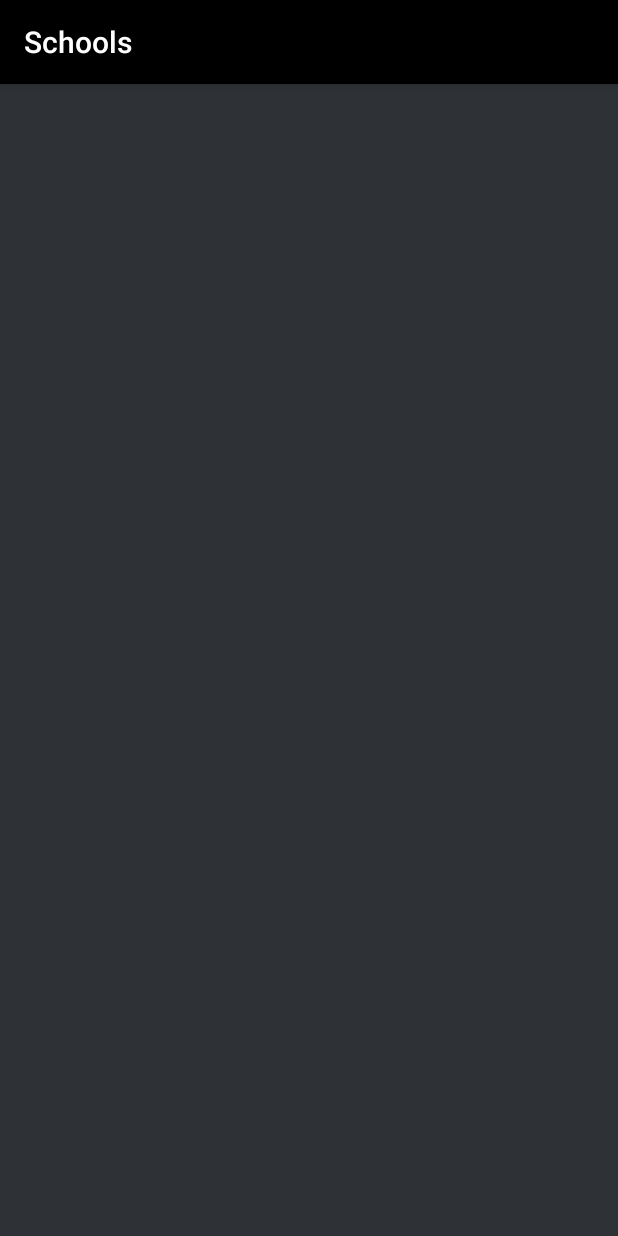
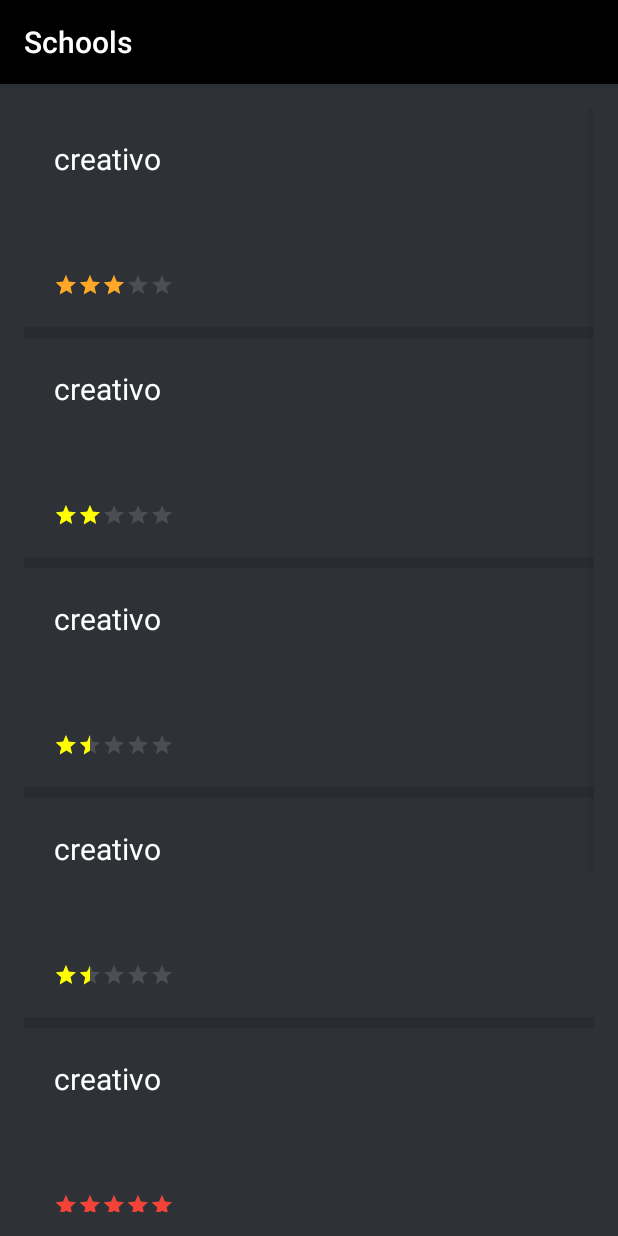
Before and after one commit to AboSalaah/Co_Working_Spaces_Android_App, an Android app: the Co_Working_Spaces screen opened directly, with no data from a screen before it, on a phone screen of 412 x 824 dp. Run offline under Robolectric (Android 15) with nearby library versions, the phone set to English and light mode, and no system bars; our stand-ins replace Picasso; pictures from the network do not load.

Commit message:
modify and add rating bar in co_working_spaces_list_view

```diff
--- a/app/src/main/AndroidManifest.xml
+++ b/app/src/main/AndroidManifest.xml
@@ -24,7 +24,7 @@
 
         </activity>
         <activity android:name=".Activities.SignUp" />
-        <activity android:name=".Activities.Schools"
+        <activity android:name=".Activities.Co_Working_Spaces"
             android:label="@string/listofschoolsactivityname"
 
             >
--- a/app/src/main/java/com/example/ahmedsaleh/dbse_schools/Activities/Schools.java
+++ b/app/src/main/java/com/example/ahmedsaleh/dbse_schools/Activities/Co_Working_Spaces.java
@@ -10,9 +10,9 @@ import android.widget.ListView;
 import android.widget.Toast;
 
 
+import com.example.ahmedsaleh.dbse_schools.Helpers.Co_Working_Space;
 import com.example.ahmedsaleh.dbse_schools.R;
-import com.example.ahmedsaleh.dbse_schools.Helpers.School;
-import com.example.ahmedsaleh.dbse_schools.Adapters.SchoolAdapter;
+import com.example.ahmedsaleh.dbse_schools.Adapters.Co_Working_Spaces_Adapter;
 
 import org.json.JSONArray;
 import org.json.JSONException;
@@ -26,28 +26,34 @@ import okhttp3.OkHttpClient;
 
 import okhttp3.Callback;
 import okhttp3.Response;
-public class Schools extends AppCompatActivity {
+public class Co_Working_Spaces extends AppCompatActivity {
     private StringBuilder Url=new StringBuilder();
     private String result;
-    private SchoolAdapter schoolAdapter;
+    private Co_Working_Spaces_Adapter coWorkingSpacesAdapter;
     private ListView listView;
     @Override
     protected void onCreate(Bundle savedInstanceState) {
         super.onCreate(savedInstanceState);
-        setContentView(R.layout.activity_schools);
-        listView=(ListView)findViewById(R.id.schools_list_view);
+        setContentView(R.layout.activity_co_working_spaces);
+        listView=(ListView)findViewById(R.id.co_working_spaces_list_view);
         final Intent intent=getIntent();
         String govname=intent.getStringExtra("name");
-        ArrayList<School>arr=new ArrayList<>();
-       arr.add(new School("radwa","1"));
-       schoolAdapter=new SchoolAdapter(this,new ArrayList<School>());
-        listView.setAdapter(schoolAdapter);
+        ArrayList<Co_Working_Space>arr=new ArrayList<>();
+        arr.add(new Co_Working_Space("creativo","1",3));
+        arr.add(new Co_Working_Space("creativo","1",2));
+        arr.add(new Co_Working_Space("creativo","1",1.5f));
+        arr.add(new Co_Working_Space("creativo","1",1.4f));
+        arr.add(new Co_Working_Space("creativo","1",5));
+        arr.add(new Co_Working_Space("creativo","1",4));
+        arr.add(new Co_Working_Space("creativo","1",0.5f));
+       coWorkingSpacesAdapter =new Co_Working_Spaces_Adapter(this,new ArrayList<Co_Working_Space>(arr));
+        listView.setAdapter(coWorkingSpacesAdapter);
         listView.setOnItemClickListener(new AdapterView.OnItemClickListener() {
             @Override
             public void onItemClick(AdapterView<?> parent, View view, int position, long id) {
-                School school=(School)parent.getItemAtPosition(position);
-                Intent intent=new Intent(Schools.this,School_Profile.class);
-                intent.putExtra("id",school.getmId());
+                Co_Working_Space coWorkingSpace =(Co_Working_Space)parent.getItemAtPosition(position);
+                Intent intent=new Intent(Co_Working_Spaces.this,School_Profile.class);
+                intent.putExtra("id", coWorkingSpace.getmId());
                 startActivity(intent);
             }
         });
@@ -82,7 +88,7 @@ public class Schools extends AppCompatActivity {
                         public void run() {
                             try {
                                 Log.i("tag","resultttt  "+result);
-                                ArrayList<School>schools=new ArrayList<School>();
+                                ArrayList<Co_Working_Space> coWorkingSpaces =new ArrayList<Co_Working_Space>();
                                 JSONArray jsonArray=new JSONArray(result);
                                 for(int i=0;i<jsonArray.length();++i)
                                 {
@@ -96,16 +102,16 @@ public class Schools extends AppCompatActivity {
                                             if(jsonObject.has("logo")&&!jsonObject.getString("logo").equals("null")&&jsonObject.getString("logo").contains("storage"))
                                             {
                                                 String schoollogo=getString(R.string.imageurl)+jsonObject.getString("logo");
-                                                schools.add(new School(schoolname,schoolid,schoollogo));
+                                                //coWorkingSpaces.add(new Co_Working_Space(schoolname,schoolid,schoollogo));
 
                                             }
                                         }
                                     }
                                 }
-                                Log.i("tag","size el araaay "+schools.size());
-                                schoolAdapter.clear();
-                                schoolAdapter.addAll(schools);
-                                schoolAdapter.notifyDataSetChanged();
+                                Log.i("tag","size el araaay "+ coWorkingSpaces.size());
+                                coWorkingSpacesAdapter.clear();
+                                coWorkingSpacesAdapter.addAll(coWorkingSpaces);
+                                coWorkingSpacesAdapter.notifyDataSetChanged();
 
                             } catch (JSONException e) {
                                 e.printStackTrace();
--- a/app/src/main/java/com/example/ahmedsaleh/dbse_schools/Activities/School_Profile.java
+++ b/app/src/main/java/com/example/ahmedsaleh/dbse_schools/Activities/School_Profile.java
@@ -45,7 +45,7 @@ public class School_Profile extends AppCompatActivity {
                 QueryUtils.showLocationOnMap(getApplicationContext(),lat,lon,location);
             }
         });
-       Url.append(getString(R.string.url)+"school/"+schoolid+"?token="+SignIn.token);
+       Url.append(getString(R.string.url)+"co_working_space/"+schoolid+"?token="+SignIn.token);
         //connect();
 
     }
@@ -73,7 +73,7 @@ public class School_Profile extends AppCompatActivity {
                         try {
                             Log.i("tag","resulttttt "+result);
                             JSONObject jsonObject=new JSONObject(result);
-                            JSONObject jsonObject1=jsonObject.getJSONObject("school");
+                            JSONObject jsonObject1=jsonObject.getJSONObject("co_working_space");
                             TextView schoolnamelabel=(TextView)findViewById(R.id.school_profile_name_label);
                             TextView schoolname=(TextView)findViewById(R.id.school_profile_name);
                             if(jsonObject1.has("name")&&!jsonObject1.getString("name").equals("null"))
--- /dev/null
+++ b/app/src/main/java/com/example/ahmedsaleh/dbse_schools/Adapters/Co_Working_Spaces_Adapter.java
@@ -0,0 +1,67 @@
+package com.example.ahmedsaleh.dbse_schools.Adapters;
+
+import android.content.Context;
+import android.graphics.PorterDuff;
+import android.graphics.drawable.LayerDrawable;
+import android.support.v4.content.ContextCompat;
+import android.view.LayoutInflater;
+import android.view.View;
+import android.view.ViewGroup;
+import android.widget.ArrayAdapter;
+import android.widget.ImageView;
+import android.widget.RatingBar;
+import android.widget.TextView;
+
+import com.example.ahmedsaleh.dbse_schools.Helpers.Co_Working_Space;
+import com.example.ahmedsaleh.dbse_schools.Helpers.QueryUtils;
+import com.example.ahmedsaleh.dbse_schools.R;
+import com.squareup.picasso.Picasso;
+
+import java.util.ArrayList;
+
+/**
+ * Created by Ahmed Saleh on 4/23/2017.
+ * Custom Class that generates the co_working_space item layout to be shown in the listview
+ */
+public class Co_Working_Spaces_Adapter extends ArrayAdapter<Co_Working_Space>{
+    Context ctx;
+
+    /**
+     * Initalize the adapter
+     * @param context Application Context
+     * @param coWorkingSpaces ArrayList of Co_Working_Spaces
+     */
+    public Co_Working_Spaces_Adapter(Context context, ArrayList<Co_Working_Space> coWorkingSpaces)
+    {
+        super(context,0, coWorkingSpaces);
+        ctx=context;
+    }
+
+
+    @Override
+    public View getView(int position, View convertView, ViewGroup parent) {
+
+        Co_Working_Space s=getItem(position);
+
+        if(convertView==null)
+        {
+            convertView= LayoutInflater.from(getContext()).inflate(R.layout.co_working_space,parent,false);
+        }
+        TextView schoolname=(TextView)convertView.findViewById(R.id.co_working_space_name_text_view);
+        schoolname.setText(s.getmName());
+        if(s.gethas())
+        {
+            ImageView schoollogo=(ImageView)convertView.findViewById(R.id.co_working_space_logo_image_view);
+            Picasso.with(ctx).load(s.getMimageUrl()).into(schoollogo);}
+        RatingBar ratingBar=(RatingBar)convertView.findViewById(R.id.list_view_rating_bar);
+        float rating=s.getRating();
+        ratingBar.setRating(rating);
+        LayerDrawable stars = (LayerDrawable) ratingBar.getProgressDrawable();
+        stars.getDrawable(2).setColorFilter(ContextCompat.getColor(ctx, QueryUtils.getRatingBarColor(rating)), PorterDuff.Mode.SRC_ATOP);
+        stars.getDrawable(1).setColorFilter(ContextCompat.getColor(ctx,QueryUtils.getRatingBarColor(rating)),PorterDuff.Mode.SRC_ATOP);
+        stars.getDrawable(0).setColorFilter(ContextCompat.getColor(ctx,R.color.notselectedstarscolor),PorterDuff.Mode.SRC_ATOP);
+        return convertView;
+    }
+
+
+    }
--- a/app/src/main/java/com/example/ahmedsaleh/dbse_schools/Adapters/SchoolAdapter.java
+++ /dev/null
@@ -1,54 +0,0 @@
-package com.example.ahmedsaleh.dbse_schools.Adapters;
-
-import android.content.Context;
-import android.view.LayoutInflater;
-import android.view.View;
-import android.view.ViewGroup;
-import android.widget.ArrayAdapter;
-import android.widget.ImageView;
-import android.widget.TextView;
-
-import com.example.ahmedsaleh.dbse_schools.R;
-import com.example.ahmedsaleh.dbse_schools.Helpers.School;
-import com.squareup.picasso.Picasso;
-
-import java.util.ArrayList;
-
-/**
- * Created by Ahmed Saleh on 4/23/2017.
- * Custom Class that generates the school item layout to be shown in the listview
- */
-public class SchoolAdapter extends ArrayAdapter<School>{
-    Context ctx;
-
-    /**
-     * Initalize the adapter
-     * @param context Application Context
-     * @param schools ArrayList of Schools
-     */
-    public SchoolAdapter(Context context, ArrayList<School> schools)
-    {
-        super(context,0,schools);
-        ctx=context;
-    }
-
-
-    @Override
-    public View getView(int position, View convertView, ViewGroup parent) {
-
-        School s=getItem(position);
-
-        if(convertView==null)
-        {
-            convertView= LayoutInflater.from(getContext()).inflate(R.layout.school,parent,false);
-        }
-        TextView schoolname=(TextView)convertView.findViewById(R.id.school_name_text_view);
-        schoolname.setText(s.getmName());
-        if(s.gethas())
-        {ImageView schoollogo=(ImageView)convertView.findViewById(R.id.school_logo_image_view);
-        Picasso.with(ctx).load(s.getMimageUrl()).into(schoollogo);}
-        return convertView;
-    }
-
-
-    }
--- a/app/src/main/java/com/example/ahmedsaleh/dbse_schools/Fragments/HomeFragement.java
+++ b/app/src/main/java/com/example/ahmedsaleh/dbse_schools/Fragments/HomeFragement.java
@@ -13,10 +13,9 @@ import android.widget.AdapterView;
 import android.widget.ListView;
 import android.widget.Toast;
 
-import com.example.ahmedsaleh.dbse_schools.Activities.Schools;
+import com.example.ahmedsaleh.dbse_schools.Activities.Co_Working_Spaces;
 import com.example.ahmedsaleh.dbse_schools.Activities.SignIn;
 import com.example.ahmedsaleh.dbse_schools.Adapters.Governorates_Adapter;
-import com.example.ahmedsaleh.dbse_schools.Helpers.School;
 import com.example.ahmedsaleh.dbse_schools.R;
 
 import org.json.JSONArray;
@@ -70,7 +69,7 @@ public class HomeFragement extends Fragment {
             @Override
             public void onItemClick(AdapterView<?> parent, View view, int position, long id) {
                 String Governorate =(String) parent.getItemAtPosition(position);
-                Intent intent=new Intent(getContext(),Schools.class);
+                Intent intent=new Intent(getContext(),Co_Working_Spaces.class);
                 intent.putExtra("name",Governorate);
                 startActivity(intent);
 
--- /dev/null
+++ b/app/src/main/java/com/example/ahmedsaleh/dbse_schools/Helpers/Co_Working_Space.java
@@ -0,0 +1,52 @@
+package com.example.ahmedsaleh.dbse_schools.Helpers;
+
+/**
+ * Created by Ahmed Saleh on 4/23/2017.
+ * This class represent the blueprint for all schools in the list view
+ */
+public class Co_Working_Space {
+    private String mName;
+    private String mimageUrl;
+    private String mId;
+    private boolean has;
+    private float mRating;
+
+    /**
+     * initialize an co_working_space item
+     * @param name name of the co_working_space
+     * @param id  id of the co_working_space
+     * @param imageurl url of the logo of the co_working_space
+     */
+    public Co_Working_Space(String name, String id, String imageurl,float rating)
+    {
+        mName=name; mimageUrl=imageurl; mId=id; has=true; mRating=rating;
+    }
+
+    public Co_Working_Space(String name, String id,float rating)
+    {
+        mName=name; mId=id; has=false; mRating=rating;
+    }
+    /**
+     * Function returns name of the co_working_space
+     * @return String
+     */
+    public String getmName(){return mName;}
+
+    /**
+     * Function returns id of the co_working_space
+     * @return int
+     */
+    public String getmId(){return mId;}
+
+    /**
+     * Function returns logourl of the co_working_space
+     * @return
+     */
+    public String getMimageUrl(){return mimageUrl;}
+    public boolean gethas(){return  has;}
+
+    /**
+     * Function returns the rating of the workspace
+     */
+    public float getRating(){return mRating;}
+}
--- a/app/src/main/java/com/example/ahmedsaleh/dbse_schools/Helpers/QueryUtils.java
+++ b/app/src/main/java/com/example/ahmedsaleh/dbse_schools/Helpers/QueryUtils.java
@@ -11,6 +11,8 @@ import android.net.Uri;
 import android.util.Base64;
 import android.util.Log;
 import android.widget.Toast;
+
+import com.example.ahmedsaleh.dbse_schools.R;
 
 import java.io.InputStream;
 import java.net.URL;
@@ -97,4 +99,16 @@ public class QueryUtils {
         }
 
     }
+
+
+    public static int getRatingBarColor(float rating)
+    {
+        if(rating<=0)return R.color.notselectedstarscolor;
+        else if(rating>0&&rating<=1)return R.color.firstdegreeratingbar;
+        else if(rating>1&&rating<=2)return R.color.seconddegreeratingbar;
+        else if(rating>2&&rating<=3)return R.color.thirddegreeratingbar;
+        else if(rating>3&&rating<=4)return R.color.fourthdegreeratingbar;
+        else if(rating>4&&rating<=5)return R.color.fifthdegreeratingbar;
+        return R.color.fifthdegreeratingbar;
+    }
 }
--- a/app/src/main/java/com/example/ahmedsaleh/dbse_schools/Helpers/School.java
+++ /dev/null
@@ -1,46 +0,0 @@
-package com.example.ahmedsaleh.dbse_schools.Helpers;
-
-/**
- * Created by Ahmed Saleh on 4/23/2017.
- * This class represent the blueprint for all schools in the list view
- */
-public class School {
-    private String mName;
-    private String mimageUrl;
-    private String mId;
-    private boolean has;
-
-    /**
-     * initialize an school item
-     * @param name name of the school
-     * @param id  id of the school
-     * @param imageurl url of the logo of the school
-     */
-    public School(String name,String id,String imageurl)
-    {
-        mName=name; mimageUrl=imageurl; mId=id; has=true;
-    }
-
-    public School(String name,String id)
-    {
-        mName=name; mId=id; has=false;
-    }
-    /**
-     * Function returns name of the school
-     * @return String
-     */
-    public String getmName(){return mName;}
-
-    /**
-     * Function returns id of the school
-     * @return int
-     */
-    public String getmId(){return mId;}
-
-    /**
-     * Function returns logourl of the school
-     * @return
-     */
-    public String getMimageUrl(){return mimageUrl;}
-    public boolean gethas(){return  has;}
-}
--- a/app/src/main/res/layout/activity_schools.xml
+++ b/app/src/main/res/layout/activity_co_working_spaces.xml
@@ -1,5 +1,6 @@
 <?xml version="1.0" encoding="utf-8"?>
-<ListView xmlns:android="http://schemas.android.com/apk/res/android"
+
+<LinearLayout xmlns:android="http://schemas.android.com/apk/res/android"
     xmlns:tools="http://schemas.android.com/tools"
     android:layout_width="match_parent"
     android:layout_height="match_parent"
@@ -7,10 +8,18 @@
     android:paddingLeft="@dimen/activity_horizontal_margin"
     android:paddingRight="@dimen/activity_horizontal_margin"
     android:paddingTop="@dimen/activity_vertical_margin"
-    android:id="@+id/schools_list_view"
-    tools:context=".Activities.Schools"
+    tools:context=".Activities.Co_Working_Spaces"
     android:background="@color/dbsecolor"
-    android:dividerHeight="@dimen/spacing_list_view"
+    android:orientation="vertical"
     >
 
-</ListView>
+    <ListView
+        android:id="@+id/co_working_spaces_list_view"
+        android:layout_width="match_parent"
+        android:layout_height="match_parent"
+        android:dividerHeight="@dimen/spacing_list_view"
+        >
+
+    </ListView>
+
+</LinearLayout>
--- /dev/null
+++ b/app/src/main/res/layout/co_working_space.xml
@@ -0,0 +1,41 @@
+<?xml version="1.0" encoding="utf-8"?>
+<RelativeLayout xmlns:android="http://schemas.android.com/apk/res/android"
+    xmlns:tools="http://schemas.android.com/tools"
+    android:layout_width="match_parent"
+    android:layout_height="match_parent">
+    <LinearLayout
+        android:layout_width="match_parent"
+        android:layout_height="wrap_content"
+        android:orientation="horizontal"
+        android:id="@+id/itemlinearlayout"
+        >
+        <TextView
+            android:layout_width="0dp"
+            android:layout_height="wrap_content"
+            android:layout_weight="1"
+            android:id="@+id/co_working_space_name_text_view"
+            style="@style/coworkingspace"
+            />
+        <ImageView
+            android:layout_width="@dimen/image_school_list"
+            android:layout_height="@dimen/image_school_list"
+            android:id="@+id/co_working_space_logo_image_view"
+            />
+    </LinearLayout>
+    <RatingBar
+        android:id="@+id/list_view_rating_bar"
+        android:layout_width="wrap_content"
+        android:layout_height="wrap_content"
+        android:isIndicator="true"
+        android:numStars="5"
+        android:stepSize="0.1"
+        android:rating="0"
+        style="?android:attr/ratingBarStyleSmall"
+        android:progressTint="@color/indigo"
+        android:layout_margin="@dimen/ratingbarpadding"
+        android:layout_below="@id/itemlinearlayout"
+        android:layout_alignParentLeft="true"
+        />
+
+
+</RelativeLayout>
--- a/app/src/main/res/layout/school.xml
+++ /dev/null
@@ -1,19 +0,0 @@
-<?xml version="1.0" encoding="utf-8"?>
-<LinearLayout xmlns:android="http://schemas.android.com/apk/res/android"
-    android:orientation="horizontal" android:layout_width="match_parent"
-    android:layout_height="match_parent">
-    <TextView
-        android:layout_width="0dp"
-        android:layout_height="wrap_content"
-        android:layout_weight="1"
-        android:id="@+id/school_name_text_view"
-        style="@style/school"
-        />
-    <ImageView
-        android:layout_width="@dimen/image_school_list"
-        android:layout_height="@dimen/image_school_list"
-        android:id="@+id/school_logo_image_view"
-        />
-
-
-</LinearLayout>
--- a/app/src/main/res/values/colors.xml
+++ b/app/src/main/res/values/colors.xml
@@ -9,4 +9,13 @@
     <color name="black">#000000</color>
     <color name="DarkBlack">#000000</color>
     <color name="gray">#707070</color>
+    <color name="indigo">#8E24AA</color>
+    <color name="notselectedstarscolor">#9E9E9E</color>
+    <color name="firstdegreeratingbar">#FFFF8D</color>
+    <color name="seconddegreeratingbar">#FFFF00</color>
+    <color name="thirddegreeratingbar">#FFA726</color>
+    <color name="fourthdegreeratingbar">#E65100</color>
+    <color name="fifthdegreeratingbar">#F44336</color>
+    <color name="eidtableratingbarcolor">#2196F3</color>
+
 </resources>
--- a/app/src/main/res/values/dimens.xml
+++ b/app/src/main/res/values/dimens.xml
@@ -7,20 +7,23 @@
     <dimen name="activity_vertical_margin">16dp</dimen>
     <dimen name="fab_margin">16dp</dimen>
 
-    <!-- represent the width and height of image in school list-->
+    <!-- represent the width and height of image in co_working_space list-->
     <dimen name="image_school_list">90dp</dimen>
 
     <dimen name="labelstextsizeforprofile">30dp</dimen>
     <dimen name="itemattributetextsize">25dp</dimen>
     <dimen name="itempadding">10dp</dimen>
     <dimen name="logoforprofile">50dp</dimen>
-    <!-- spacing between items in schools list view-->
+    <!-- spacing between items in coWorkingSpaces list view-->
     <dimen name="spacing_list_view">7.0sp</dimen>
     <!-- padding in text in governorate list-->
     <dimen name="governoratelistpadding">30dp</dimen>
     <dimen name="edittextwidthsignup">300dp</dimen>
     <dimen name="edittexthieghtsignup">50dp</dimen>
 
+    <!-- padding for rating bar-->
+    <dimen name="ratingbarpadding">20dp</dimen>
+
 
 
 </resources>
--- a/app/src/main/res/values/strings.xml
+++ b/app/src/main/res/values/strings.xml
@@ -6,7 +6,7 @@
 
     <string name="action_settings">Settings</string>
     <string name="connectionproblem">There\'s a Problem on Connection</string>
-    <!-- these strings for lables in school profile-->
+    <!-- these strings for lables in co_working_space profile-->
     <string name="name">Name</string>
     <string name="locatoin">Location</string>
     <string name="city">City</string>
--- a/app/src/main/res/values/styles.xml
+++ b/app/src/main/res/values/styles.xml
@@ -18,8 +18,8 @@
     <style name="AppTheme.PopupOverlay" parent="ThemeOverlay.AppCompat.Light" />
 
 
-    <!-- Style for School item in Schools list-->
-    <style name="school">
+    <!-- Style for Co_Working_Space item in Co_Working_Spaces list-->
+    <style name="coWorkingSpace">
         <item name="android:textSize">25sp</item>
         <item name="android:textColor">#ffffff</item>
         <item name="android:padding">20dp</item>
@@ -87,4 +87,12 @@
         <item name="android:padding">10dp</item>
     </style>
 
+    <!-- Style for School item in Coworking spaces list-->
+    <style name="coworkingspace">
+        <item name="android:textSize">20sp</item>
+        <item name="android:textColor">#ffffff</item>
+        <item name="android:padding">20dp</item>
+
+    </style>
+
 </resources>
```
